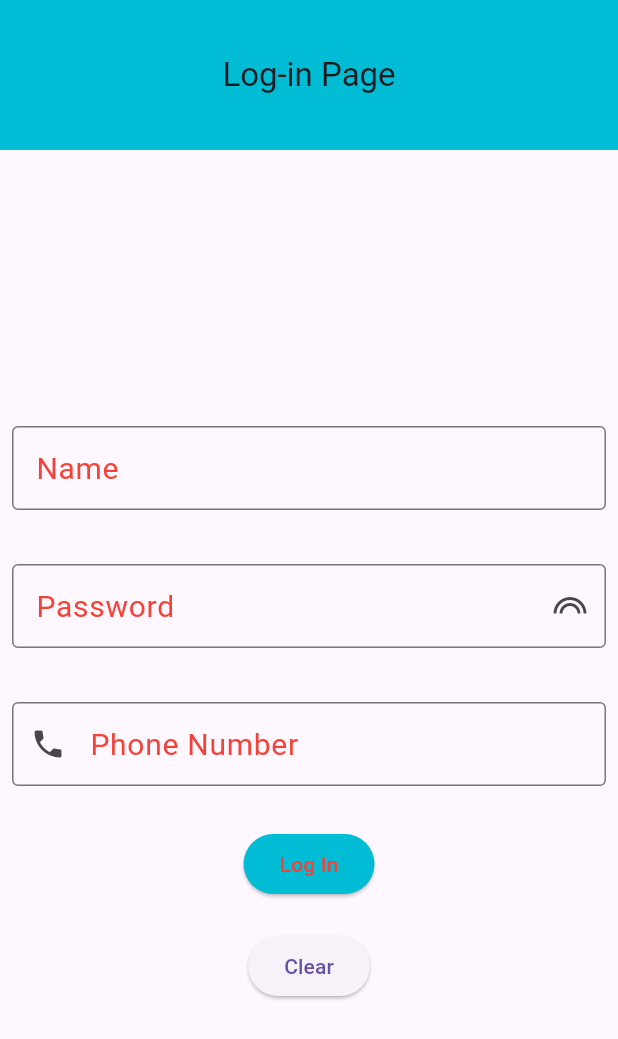
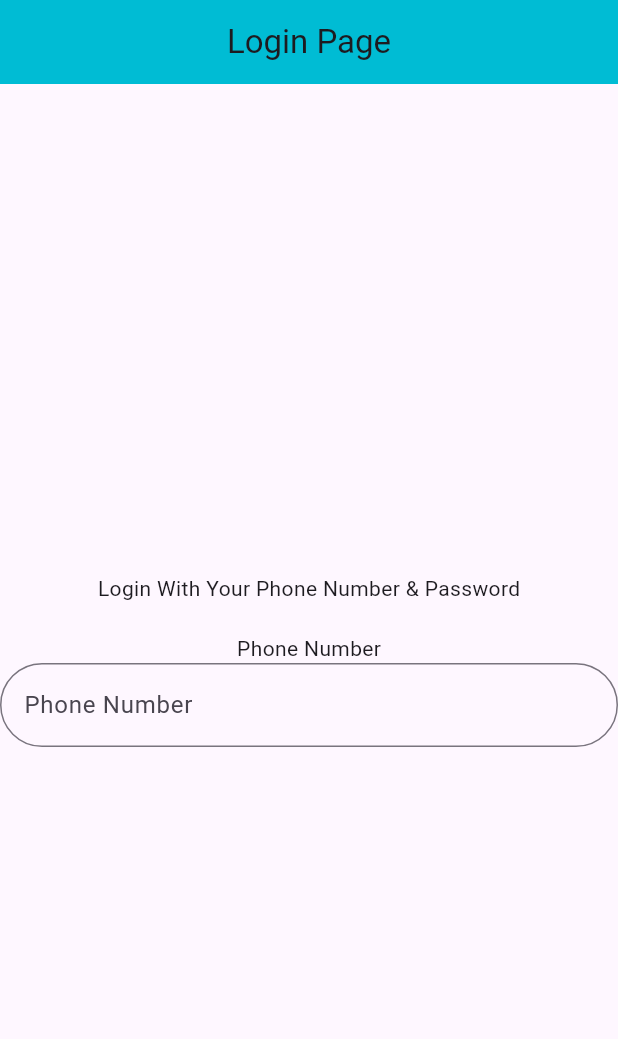
Before and after one commit to osmangonikhan247/new_project, a Flutter app: the screen it shows after launch, on a phone screen of 412 x 824 dp. Shown: the top 1039 px of the screen. Run offline on Flutter 3.47's test engine with Material 3 defaults, Android fonts, the phone set to English and light mode, and no system bars.

Commit message:
updated code

```diff
--- a/lib/app.dart
+++ b/lib/app.dart
@@ -1,4 +1,5 @@
 import 'package:flutter/material.dart';
+import 'package:flutter_app_development/formlogin.dart';
 import 'package:flutter_app_development/newpage.dart';
 import 'package:flutter_app_development/viewpage.dart';
 import 'homepage.dart';
@@ -13,7 +14,7 @@ class MyApp extends StatelessWidget {
     return MaterialApp(
         debugShowCheckedModeBanner: false,
         title: 'New project Flutter',
-        home: login()
+        home: LoginPage()
     );
   }
 }
--- /dev/null
+++ b/lib/formlogin.dart
@@ -0,0 +1,54 @@
+import 'package:flutter/material.dart';
+
+class LoginPage extends StatefulWidget {
+  const LoginPage({super.key});
+
+  @override
+  State<LoginPage> createState() => _LoginPageState();
+}
+
+class _LoginPageState extends State<LoginPage> {
+  @override
+  Widget build(BuildContext context) {
+    return Scaffold(
+      appBar: AppBar(
+        title: Text('Login Page'),
+        centerTitle: true,
+        backgroundColor: Colors.cyan,
+      ),
+      body: Center(
+        child: SingleChildScrollView(
+          child: Column(
+            mainAxisAlignment: MainAxisAlignment.start,
+          children: [
+            Text('Login With Your Phone Number & Password'),
+            SizedBox(height: 20,),
+
+            Form(
+                child: Column(
+                  mainAxisAlignment: MainAxisAlignment.start,
+                  children: [
+                    Text('Phone Number'),
+                    TextFormField(
+                      decoration: InputDecoration(
+                        hintText: 'Phone Number',
+                        border: OutlineInputBorder(
+                          borderRadius: BorderRadius.circular(30),
+                        )
+                      ),
+                    )
+
+                  ],
+                )
+
+
+            )
+
+          ],
+          ),
+        ),
+      )
+
+    );
+  }
+}
```
Also changed, not shown: 1 other file.
